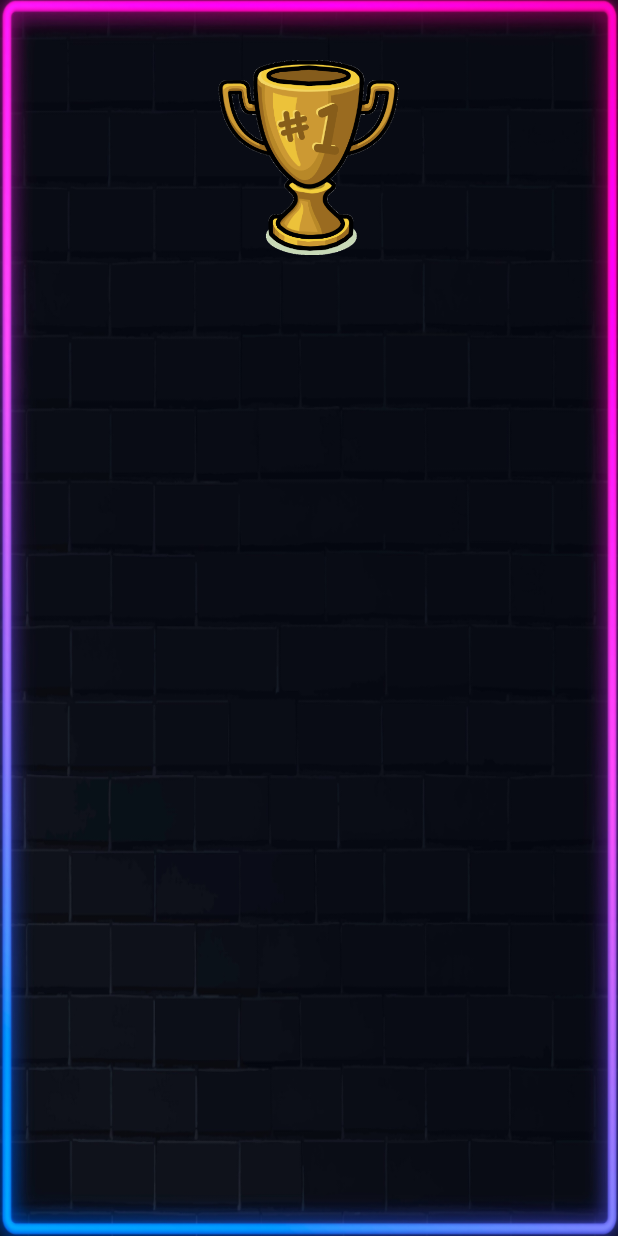
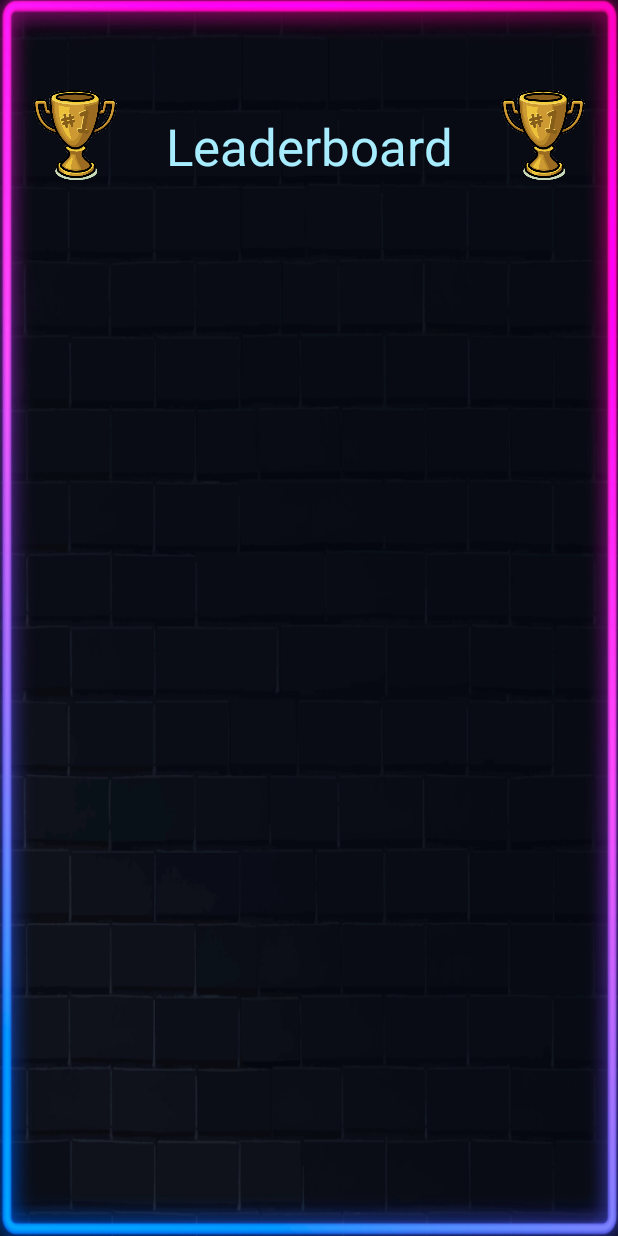
Before and after one commit to himu23/Tic-Tac-Toe, an Android app: the LeaderBoardActivity screen opened directly, with no data from a screen before it, on a phone screen of 412 x 824 dp. Run offline under Robolectric (Android 15) with nearby library versions, the phone set to English and light mode, and no system bars.

Commit message:
Version 1

```diff
--- a/app/src/main/java/com/classplusapp/tictactoe/LeaderBoardActivity.kt
+++ b/app/src/main/java/com/classplusapp/tictactoe/LeaderBoardActivity.kt
@@ -17,7 +17,6 @@ class LeaderBoardActivity : AppCompatActivity() {
 
         // SharedPreferences to fetch leaderboard
         var sp: SharedPreferences = applicationContext.getSharedPreferences("LeaderLog", Context.MODE_PRIVATE)
-        Log.i("ffffffffffffffff","${sp.all}")
 
         var iv1 = mutableListOf<TextView>(t11,t22,t33,t44,t55,t66,t77,t88,t99,t1010)
         var iv2 = arrayListOf<TextView>(t1,t2,t3,t4,t5,t6,t7,t8,t9,t10)
@@ -25,10 +24,13 @@ class LeaderBoardActivity : AppCompatActivity() {
         var v = ArrayList(sp.all.values);
 
 
+
         var x = k.size-1
+
+        /*Desc sort key value pairs obtained from SharedPreferences on value*/
         for(i in 0 until k.size){
-            for(j in 1 until x){
-                if(v[j-1].toString().toInt()>v[j].toString().toInt()) {
+            for(j in 0 until k.size-i-1){
+                if(v[j].toString().toInt() < v[j+1].toString().toInt()) {
 
                     var temp1 = v[j]
                     var temp2 = k[j]
@@ -45,7 +47,7 @@ class LeaderBoardActivity : AppCompatActivity() {
 
        for(i in iv1){
             if(count<k.size)
-                i.text = k[count++]
+                i.text = "#${count+1} ${k[count++]}"
            else
                break;
        }
--- a/app/src/main/res/layout/activity_leader_board.xml
+++ b/app/src/main/res/layout/activity_leader_board.xml
@@ -9,10 +9,11 @@
     tools:context=".LeaderBoardActivity">
 
     <LinearLayout
+        android:id="@+id/linearLayout"
         android:layout_width="wrap_content"
         android:layout_height="wrap_content"
         android:layout_marginStart="20dp"
-        android:layout_marginTop="20dp"
+        android:layout_marginTop="80dp"
         android:orientation="vertical"
         app:layout_constraintStart_toStartOf="parent"
         app:layout_constraintTop_toBottomOf="@+id/imageView4">
@@ -23,7 +24,7 @@
             android:layout_height="wrap_content"
             android:tag="11"
             android:textColor="#a7edff"
-            android:textSize="32sp" />
+            android:textSize="26sp" />
 
         <TextView
             android:id="@+id/t22"
@@ -31,7 +32,7 @@
             android:layout_height="wrap_content"
             android:tag="12"
             android:textColor="#a7edff"
-            android:textSize="32sp" />
+            android:textSize="26sp" />
 
         <TextView
             android:id="@+id/t33"
@@ -39,7 +40,7 @@
             android:layout_height="wrap_content"
             android:tag="13"
             android:textColor="#a7edff"
-            android:textSize="32sp" />
+            android:textSize="26sp" />
 
         <TextView
             android:id="@+id/t44"
@@ -47,15 +48,15 @@
             android:layout_height="wrap_content"
             android:tag="14"
             android:textColor="#a7edff"
-            android:textSize="32sp" />
+            android:textSize="26sp" />
 
         <TextView
             android:id="@+id/t55"
-            android:layout_width="wrap_content"
+            android:layout_width="match_parent"
             android:layout_height="wrap_content"
             android:tag="15"
             android:textColor="#a7edff"
-            android:textSize="32sp" />
+            android:textSize="26sp" />
 
         <TextView
             android:id="@+id/t77"
@@ -63,7 +64,7 @@
             android:layout_height="wrap_content"
             android:tag="17"
             android:textColor="#a7edff"
-            android:textSize="32sp" />
+            android:textSize="26sp" />
 
         <TextView
             android:id="@+id/t66"
@@ -71,7 +72,7 @@
             android:layout_height="wrap_content"
             android:tag="16"
             android:textColor="#a7edff"
-            android:textSize="32sp" />
+            android:textSize="26sp" />
 
         <TextView
             android:id="@+id/t88"
@@ -79,7 +80,7 @@
             android:layout_height="wrap_content"
             android:tag="18"
             android:textColor="#a7edff"
-            android:textSize="32sp" />
+            android:textSize="26sp" />
 
         <TextView
             android:id="@+id/t99"
@@ -87,7 +88,7 @@
             android:layout_height="wrap_content"
             android:tag="19"
             android:textColor="#a7edff"
-            android:textSize="32sp" />
+            android:textSize="26sp" />
 
         <TextView
             android:id="@+id/t1010"
@@ -95,14 +96,15 @@
             android:layout_height="wrap_content"
             android:tag="20"
             android:textColor="#a7edff"
-            android:textSize="32sp" />
+            android:textSize="26sp" />
 
     </LinearLayout>
 
     <LinearLayout
+        android:id="@+id/linearLayout1"
         android:layout_width="wrap_content"
         android:layout_height="wrap_content"
-        android:layout_marginTop="20dp"
+        android:layout_marginTop="80dp"
         android:layout_marginEnd="20dp"
         android:orientation="vertical"
         app:layout_constraintEnd_toEndOf="parent"
@@ -114,7 +116,7 @@
             android:layout_height="wrap_content"
             android:tag="1"
             android:textColor="#a7edff"
-            android:textSize="32sp" />
+            android:textSize="26sp" />
 
         <TextView
             android:id="@+id/t2"
@@ -122,7 +124,7 @@
             android:layout_height="wrap_content"
             android:tag="2"
             android:textColor="#a7edff"
-            android:textSize="32sp" />
+            android:textSize="26sp" />
 
         <TextView
             android:id="@+id/t3"
@@ -130,7 +132,7 @@
             android:layout_height="wrap_content"
             android:tag="3"
             android:textColor="#a7edff"
-            android:textSize="32sp" />
+            android:textSize="26sp" />
 
         <TextView
             android:id="@+id/t4"
@@ -138,7 +140,7 @@
             android:layout_height="wrap_content"
             android:tag="4"
             android:textColor="#a7edff"
-            android:textSize="32sp" />
+            android:textSize="26sp" />
 
         <TextView
             android:id="@+id/t5"
@@ -146,7 +148,7 @@
             android:layout_height="wrap_content"
             android:tag="6"
             android:textColor="#a7edff"
-            android:textSize="32sp" />
+            android:textSize="26sp" />
 
         <TextView
             android:id="@+id/t6"
@@ -154,7 +156,7 @@
             android:layout_height="wrap_content"
             android:tag="7"
             android:textColor="#a7edff"
-            android:textSize="32sp" />
+            android:textSize="26sp" />
 
         <TextView
             android:id="@+id/t7"
@@ -162,7 +164,7 @@
             android:layout_height="wrap_content"
             android:tag="8"
             android:textColor="#a7edff"
-            android:textSize="32sp" />
+            android:textSize="26sp" />
 
         <TextView
             android:id="@+id/t8"
@@ -170,7 +172,7 @@
             android:layout_height="wrap_content"
             android:tag="8"
             android:textColor="#a7edff"
-            android:textSize="32sp" />
+            android:textSize="26sp" />
 
         <TextView
             android:id="@+id/t9"
@@ -178,7 +180,7 @@
             android:layout_height="wrap_content"
             android:tag="9"
             android:textColor="#a7edff"
-            android:textSize="32sp" />
+            android:textSize="26sp" />
 
         <TextView
             android:id="@+id/t10"
@@ -186,19 +188,40 @@
             android:layout_height="wrap_content"
             android:tag="10"
             android:textColor="#a7edff"
-            android:textSize="32sp" />
+            android:textSize="26sp" />
 
     </LinearLayout>
 
     <ImageView
         android:id="@+id/imageView4"
-        android:layout_width="130dp"
-        android:layout_height="130dp"
-        android:layout_marginTop="40dp"
-        app:layout_constraintEnd_toEndOf="parent"
-        app:layout_constraintHorizontal_bias="0.498"
+        android:layout_width="60dp"
+        android:layout_height="60dp"
+        android:layout_marginStart="20dp"
+        android:layout_marginTop="60dp"
         app:layout_constraintStart_toStartOf="parent"
         app:layout_constraintTop_toTopOf="parent"
         app:srcCompat="@drawable/trophy" />
 
+    <ImageView
+        android:id="@+id/imageView5"
+        android:layout_width="60dp"
+        android:layout_height="60dp"
+        android:layout_marginTop="60dp"
+        android:layout_marginEnd="20dp"
+        app:layout_constraintEnd_toEndOf="parent"
+        app:layout_constraintTop_toTopOf="parent"
+        app:srcCompat="@drawable/trophy" />
+
+    <TextView
+        android:id="@+id/textView3"
+        android:layout_width="wrap_content"
+        android:layout_height="wrap_content"
+        android:text="Leaderboard"
+        android:textColor="#a7edff"
+        android:textSize="34sp"
+        app:layout_constraintBottom_toBottomOf="@+id/imageView4"
+        app:layout_constraintEnd_toStartOf="@+id/imageView5"
+        app:layout_constraintHorizontal_bias="0.5"
+        app:layout_constraintStart_toEndOf="@+id/imageView4" />
+
 </androidx.constraintlayout.widget.ConstraintLayout>
```
